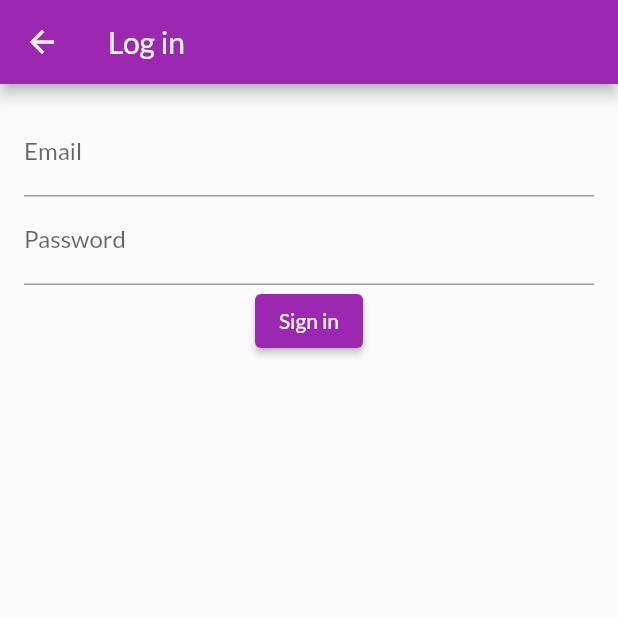
After one commit to kgerc/shop_app, a Flutter app: the LoginScreen screen opened by its route, on a phone screen of 412 x 824 dp, the top half of it. The commit adds this screen. Run offline on Flutter 3.47's test engine with Material 2 defaults, Android fonts, the phone set to English and light mode, and no system bars; our stand-ins replace firebase_auth, firebase_core, fluttertoast; accounts and stored records are empty; network calls fail.

Commit message:
Signing in first attempt

```diff
--- /dev/null
+++ b/shop_app/lib/models/authentication_service.dart
@@ -0,0 +1,34 @@
+import 'package:firebase_auth/firebase_auth.dart';
+import 'package:firebase_core/firebase_core.dart';
+
+class AuthenticationService{
+	final FirebaseAuth _firebaseAuth;
+
+	AuthenticationService(this._firebaseAuth);
+
+	Stream<User?> get authStateChanges => _firebaseAuth.authStateChanges();
+
+	Future<void> signOut() async {
+		await _firebaseAuth.signOut();
+	}
+
+	Future<String?> signIn({required String email, required String password}) async{
+
+		try{
+			await _firebaseAuth.signInWithEmailAndPassword(email: email, password: password);
+			return "Signed in";
+		} on FirebaseAuthException catch(e){
+			return e.message;
+		}
+	}
+
+	Future<String?> signUp({required String email, required String password}) async{
+
+		try{
+			await _firebaseAuth.createUserWithEmailAndPassword(email: email, password: password);
+			return "Signed up";
+		} on FirebaseAuthException catch(e){
+			return e.message;
+		}
+	}
+}
--- /dev/null
+++ b/shop_app/lib/screens/login_screen.dart
@@ -0,0 +1,61 @@
+// ignore_for_file: prefer_const_constructors
+
+import 'package:firebase_auth/firebase_auth.dart';
+import 'package:flutter/material.dart';
+import 'package:fluttertoast/fluttertoast.dart';
+import 'package:shop_app/models/authentication_service.dart';
+import 'package:shop_app/providers/products.dart';
+import 'package:provider/provider.dart';
+import 'package:shop_app/widgets/app_drawer.dart';
+
+class LoginScreen extends StatelessWidget {
+	static const routeName = '/log-in';
+	final TextEditingController emailController = TextEditingController();
+	final TextEditingController passwordController = TextEditingController();
+
+	@override
+	Widget build(BuildContext context) {
+		return Scaffold(
+			appBar: AppBar(title: Text("Log in")),
+			body: Padding(
+				padding: const EdgeInsets.all(16.0),
+				child: Column(
+				children: [
+					TextField(
+						controller: emailController,
+						decoration: InputDecoration(labelText: "Email"),
+					),
+					TextField(
+						controller: passwordController,
+						decoration: InputDecoration(labelText: "Password"),
+						obscureText: true,
+					),
+					ElevatedButton(
+						onPressed: (){
+							context.read<AuthenticationService>().signIn(
+								email: emailController.text.trim(),
+								password: passwordController.text.trim()
+							);
+              final firebaseUser = Provider.of<User?>(context, listen: false);
+							if (firebaseUser != null)
+              {
+								Navigator.of(context).pushReplacementNamed('/');
+							} else {
+								Fluttertoast.showToast(
+        						msg: "Uncorrect email or password!",
+        						toastLength: Toast.LENGTH_SHORT,
+        						gravity: ToastGravity.BOTTOM,
+        						timeInSecForIosWeb: 1,
+        						backgroundColor: Colors.purple[50],
+        						textColor: Colors.black87,
+        						fontSize: 16.0
+    							);
+							}
+						},
+						child: Text("Sign in"),
+					)
+				],
+			),
+			));
+	}
+}
--- a/shop_app/lib/screens/product_detail_screen.dart
+++ b/shop_app/lib/screens/product_detail_screen.dart
@@ -1,3 +1,5 @@
+// ignore_for_file: prefer_const_constructors
+
 import 'package:flutter/material.dart';
 import 'package:shop_app/providers/products.dart';
 import 'package:provider/provider.dart';
@@ -34,7 +36,8 @@ class ProductDetailScreen extends StatelessWidget {
 							style: TextStyle(
 								color: Colors.grey,
 								fontSize: 20,
-                  )),
+							)
+						),
 						SizedBox(
 							height: 10,
 						),
--- a/shop_app/lib/screens/products_overview_screen.dart
+++ b/shop_app/lib/screens/products_overview_screen.dart
@@ -1,3 +1,5 @@
+// ignore_for_file: prefer_const_constructors
+
 import 'package:flutter/cupertino.dart';
 import 'package:flutter/material.dart';
 import 'package:provider/provider.dart';
--- a/shop_app/lib/widgets/product_item.dart
+++ b/shop_app/lib/widgets/product_item.dart
@@ -38,7 +38,7 @@ class ProductItem extends StatelessWidget {
               icon: Icon(
                 product.isFavorite ? Icons.favorite : Icons.favorite_border,
               ),
-              color: Theme.of(context).accentColor,
+              color: product.isFavorite ? Colors.red : Colors.blueAccent,
               onPressed: () {
                 product.toggleFavouriteStatus();
               },
--- a/shop_app/pubspec.yaml
+++ b/shop_app/pubspec.yaml
@@ -37,6 +37,10 @@ dependencies:
   # Use with the CupertinoIcons class for iOS style icons.
   cupertino_icons: ^1.0.2
   http: ^0.13.4
+  firebase_core: ^1.11.0
+  firebase_auth: ^3.3.5
+  fluttertoast: ^8.0.8
+
 
 dev_dependencies:
   flutter_test:
```
Also changed, not shown: shop_app/lib/main.dart (+36 -2 lines), shop_app/lib/widgets/app_drawer.dart (+20 -0 lines), shop_app/lib/firebase_options.dart (added), shop_app/pubspec.lock, 1 other file. Lines whose indentation alone changed are shown as unchanged.
